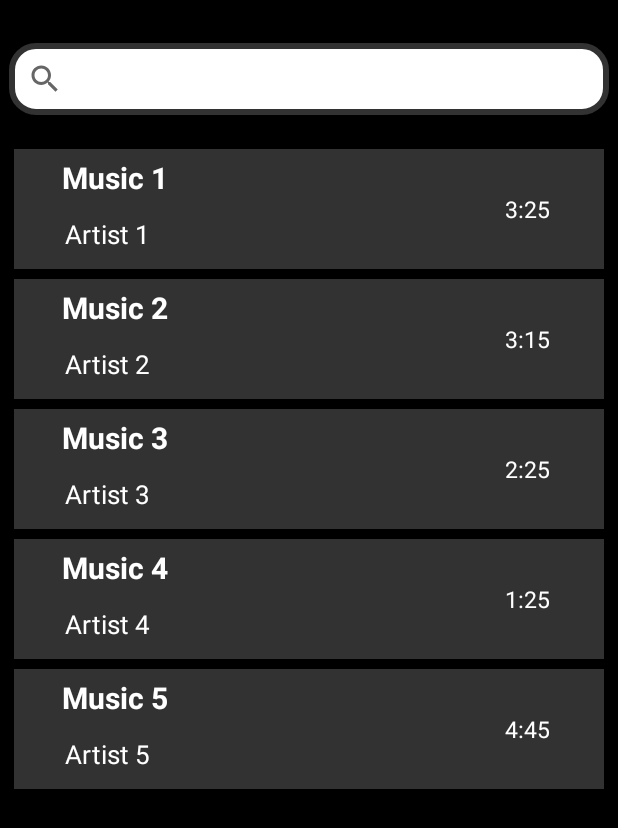
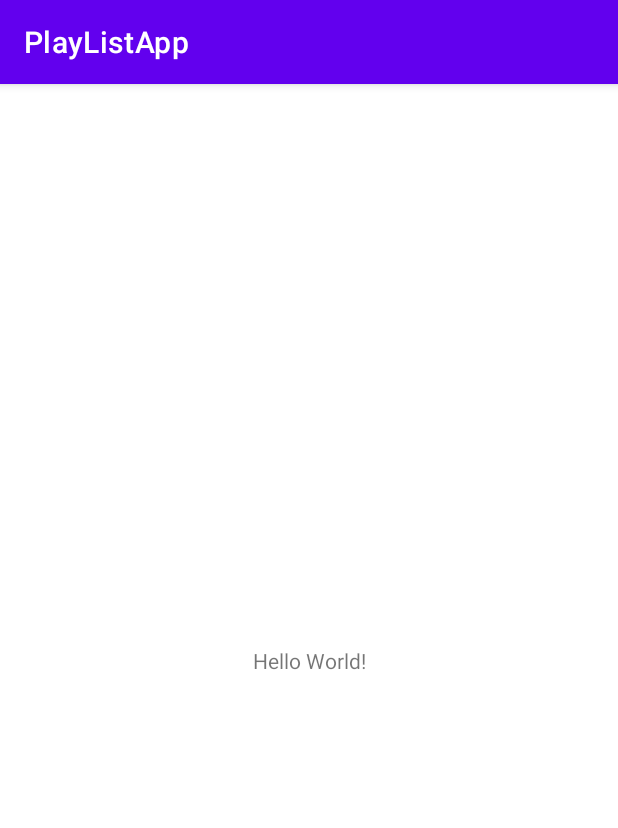
Before and after one commit to artfrc/android, an Android app: the screen it shows after launch (MainActivity), on a phone screen of 412 x 824 dp. Shown: the top 828 px of the screen. Run offline under Robolectric (Android 15) with nearby library versions, the light colour scheme and no system bars.

Commit message:
PlayListApp Created

```diff
--- a/files/PlayListApp/app/src/main/AndroidManifest.xml
+++ b/files/PlayListApp/app/src/main/AndroidManifest.xml
@@ -14,9 +14,6 @@
         android:theme="@style/Theme.PlayListApp"
         tools:targetApi="31">
         <activity
-            android:name=".SecondActivity"
-            android:exported="false" />
-        <activity
             android:name=".MainActivity"
             android:exported="true">
             <intent-filter>
--- a/files/PlayListApp/app/src/main/java/com/androiddev/playlistapp/MainActivity.kt
+++ b/files/PlayListApp/app/src/main/java/com/androiddev/playlistapp/MainActivity.kt
@@ -1,62 +1,11 @@
 package com.androiddev.playlistapp
 
-import android.content.Intent
-import android.graphics.Color
 import androidx.appcompat.app.AppCompatActivity
 import android.os.Bundle
-import android.widget.SearchView
-import android.widget.Toast
-import androidx.recyclerview.widget.LinearLayoutManager
-import androidx.recyclerview.widget.RecyclerView
-import com.androiddev.playlistapp.databinding.ActivityMainBinding
 
 class MainActivity : AppCompatActivity() {
-
-    private lateinit var binding : ActivityMainBinding
-    private val musicList = listOf<Music>(
-        Music("Music 1", "Artist 1", "3:25"),
-        Music("Music 2", "Artist 2", "3:15"),
-        Music("Music 3", "Artist 3", "2:25"),
-        Music("Music 4", "Artist 4", "1:25"),
-        Music("Music 5", "Artist 5", "4:45")
-    )
-
     override fun onCreate(savedInstanceState: Bundle?) {
         super.onCreate(savedInstanceState)
-        binding = ActivityMainBinding.inflate(layoutInflater)
-        val view = binding.root
-        setContentView(view)
-
-        val searchView = binding.searchView
-
-        searchView.setOnQueryTextListener(object : SearchView.OnQueryTextListener{
-            override fun onQueryTextSubmit(query: String?): Boolean {
-                searchView.clearFocus()
-                if(musicList.contains())
-            }
-
-            override fun onQueryTextChange(newText: String?): Boolean {
-                TODO("Not yet implemented")
-            }
-
-        })
-
-        val recyclerView = binding.recyclerView
-        recyclerView.setBackgroundColor(Color.BLACK)
-        recyclerView.layoutManager = LinearLayoutManager(this)
-        recyclerView.adapter = RecyclerViewAdapter(
-            musicList,
-        ){ selectedItem : Music ->
-            listItemClicked(selectedItem)
-        }
-
+        setContentView(R.layout.activity_main)
     }
-
-    private fun listItemClicked(music : Music){
-
-        val intent = Intent(this,SecondActivity::class.java)
-        startActivity(intent)
-
-    }
-
 }
--- a/files/PlayListApp/app/src/main/java/com/androiddev/playlistapp/Music.kt
+++ /dev/null
@@ -1,3 +0,0 @@
-package com.androiddev.playlistapp
-
-data class Music(val name : String, val artist : String, val duration : String)
--- a/files/PlayListApp/app/src/main/java/com/androiddev/playlistapp/RecyclerViewAdapter.kt
+++ /dev/null
@@ -1,49 +0,0 @@
-package com.androiddev.playlistapp
-
-import android.view.LayoutInflater
-import android.view.View
-import android.view.ViewGroup
-import android.widget.TextView
-import androidx.recyclerview.widget.RecyclerView
-import androidx.viewbinding.ViewBinding
-
-class RecyclerViewAdapter(
-    private val musicList : List<Music>,
-    private val clickListener :(Music)->Unit
-    ) : RecyclerView.Adapter<MyViewHolder>(){
-
-    override fun onCreateViewHolder(parent: ViewGroup, viewType: Int): MyViewHolder {
-        val layoutInflater = LayoutInflater.from(parent.context)
-        val listItem = layoutInflater.inflate(R.layout.list_item,parent,false)
-        return MyViewHolder(listItem)
-    }
-
-    override fun onBindViewHolder(holder: MyViewHolder, position: Int) {
-        holder.bind(musicList[position],clickListener)
-    }
-
-    override fun getItemCount(): Int {
-        return musicList.size
-    }
-
-}
-
-class MyViewHolder(val view: View):RecyclerView.ViewHolder(view){
-
-    fun bind(music : Music, clickListener : (Music)->Unit) {
-        val tvMusic = view.findViewById<TextView>(R.id.tvMusic)
-        tvMusic.text = music.name
-
-        val tvArtist = view.findViewById<TextView>(R.id.tvArtist)
-        tvArtist.text = music.artist
-
-        val tvDuration = view.findViewById<TextView>(R.id.tvDuration)
-        tvDuration.text = music.duration
-
-        view.setOnClickListener{
-            clickListener(music)
-        }
-
-    }
-
-}
--- a/files/PlayListApp/app/src/main/res/drawable/search_view.xml
+++ /dev/null
@@ -1,15 +0,0 @@
-<?xml version="1.0" encoding="utf-8"?>
-<shape xmlns:android="http://schemas.android.com/apk/res/android"
-    android:shape="rectangle">
-
-    <solid
-        android:color="@color/white" />
-
-    <corners
-        android:radius="16dp" />
-
-    <stroke
-        android:color="@color/background"
-        android:width="4dp" />
-
-</shape>
--- a/files/PlayListApp/app/src/main/res/layout/activity_main.xml
+++ b/files/PlayListApp/app/src/main/res/layout/activity_main.xml
@@ -4,34 +4,15 @@
     xmlns:tools="http://schemas.android.com/tools"
     android:layout_width="match_parent"
     android:layout_height="match_parent"
-    android:padding="6dp"
-    android:background="@color/black"
     tools:context=".MainActivity">
 
-    <androidx.recyclerview.widget.RecyclerView
-        android:id="@+id/recyclerView"
-        android:layout_width="0dp"
-        android:layout_height="0dp"
-        android:layout_marginStart="0dp"
-        android:layout_marginTop="90dp"
-        android:layout_marginEnd="0dp"
-        android:layout_marginBottom="0dp"
+    <TextView
+        android:layout_width="wrap_content"
+        android:layout_height="wrap_content"
+        android:text="Hello World!"
         app:layout_constraintBottom_toBottomOf="parent"
         app:layout_constraintEnd_toEndOf="parent"
         app:layout_constraintStart_toStartOf="parent"
         app:layout_constraintTop_toTopOf="parent" />
 
-    <SearchView
-        android:id="@+id/searchView"
-        android:layout_width="match_parent"
-        android:layout_height="wrap_content"
-        android:queryHint="Search here"
-        android:queryBackground="@android:color/transparent"
-        android:background="@drawable/search_view"
-        app:layout_constraintBottom_toBottomOf="parent"
-        app:layout_constraintEnd_toEndOf="parent"
-        app:layout_constraintStart_toStartOf="parent"
-        app:layout_constraintTop_toTopOf="parent"
-        app:layout_constraintVertical_bias="0.03" />
-
 </androidx.constraintlayout.widget.ConstraintLayout>
--- a/files/PlayListApp/app/src/main/res/layout/list_item.xml
+++ /dev/null
@@ -1,56 +0,0 @@
-<?xml version="1.0" encoding="utf-8"?>
-<androidx.constraintlayout.widget.ConstraintLayout xmlns:android="http://schemas.android.com/apk/res/android"
-    xmlns:app="http://schemas.android.com/apk/res-auto"
-    android:id="@+id/listItemID"
-    android:layout_width="match_parent"
-    android:layout_height="80dp"
-    android:background="@color/background"
-    android:layout_margin="5px">
-
-    <TextView
-        android:id="@+id/tvMusic"
-        android:layout_width="wrap_content"
-        android:layout_height="wrap_content"
-        android:text="Music"
-        android:textColor="@color/white"
-        android:textSize="20dp"
-        android:textStyle="bold"
-        app:layout_constraintBottom_toBottomOf="parent"
-        app:layout_constraintHorizontal_bias="0.1"
-        app:layout_constraintLeft_toLeftOf="parent"
-        app:layout_constraintRight_toRightOf="parent"
-        app:layout_constraintTop_toTopOf="parent"
-        app:layout_constraintVertical_bias="0.1" />
-
-    <TextView
-        android:id="@+id/tvArtist"
-        android:layout_width="wrap_content"
-        android:layout_height="wrap_content"
-        android:text="Artist"
-        android:textColor="@color/white"
-        android:textSize="17dp"
-        app:layout_constraintBottom_toBottomOf="parent"
-        app:layout_constraintHorizontal_bias="0.1"
-        app:layout_constraintLeft_toLeftOf="parent"
-        app:layout_constraintRight_toRightOf="parent"
-        app:layout_constraintTop_toTopOf="parent"
-        app:layout_constraintVertical_bias="0.8" />
-
-    <TextView
-        android:id="@+id/tvDuration"
-        android:layout_width="wrap_content"
-        android:layout_height="wrap_content"
-        android:text="3:24"
-        android:textColor="@color/white"
-        android:textSize="15dp"
-        app:layout_constraintBottom_toBottomOf="parent"
-        app:layout_constraintHorizontal_bias="0.9"
-        app:layout_constraintLeft_toLeftOf="parent"
-        app:layout_constraintRight_toRightOf="parent"
-        app:layout_constraintTop_toTopOf="parent"
-        app:layout_constraintVertical_bias="0.5" />
-
-
-
-
-</androidx.constraintlayout.widget.ConstraintLayout>
--- a/files/PlayListApp/app/src/main/res/values/colors.xml
+++ b/files/PlayListApp/app/src/main/res/values/colors.xml
@@ -7,8 +7,4 @@
     <color name="teal_700">#FF018786</color>
     <color name="black">#FF000000</color>
     <color name="white">#FFFFFFFF</color>
-
-    <color name="background">#323232</color>
-    <color name="red">#FF0000</color>
-
 </resources>
--- a/files/PlayListApp/app/src/main/res/values/themes.xml
+++ b/files/PlayListApp/app/src/main/res/values/themes.xml
@@ -1,9 +1,9 @@
 <resources xmlns:tools="http://schemas.android.com/tools">
     <!-- Base application theme. -->
-    <style name="Theme.PlayListApp" parent="Theme.MaterialComponents.DayNight.NoActionBar">
+    <style name="Theme.PlayListApp" parent="Theme.MaterialComponents.DayNight.DarkActionBar">
         <!-- Primary brand color. -->
         <item name="colorPrimary">@color/purple_500</item>
-        <item name="colorPrimaryVariant">@color/black</item>
+        <item name="colorPrimaryVariant">@color/purple_700</item>
         <item name="colorOnPrimary">@color/white</item>
         <!-- Secondary brand color. -->
         <item name="colorSecondary">@color/teal_200</item>
```
Also changed, not shown: files/PlayListApp/app/build.gradle (+0 -9 lines), files/PlayListApp/app/src/main/java/com/androiddev/playlistapp/SecondActivity.kt (deleted, +0 -20 lines), files/PlayListApp/app/src/main/res/layout/activity_second.xml (deleted, +0 -57 lines), files/PlayListApp/gradle/wrapper/gradle-wrapper.properties.
